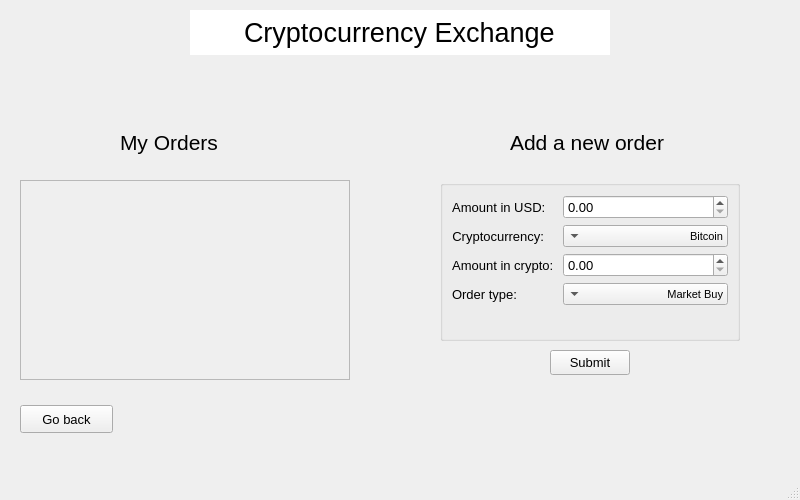
Qt form cryptocurrency-exchange/mainwindow.ui (Lyczeq/cryptocurrency-exchange) before a commit.
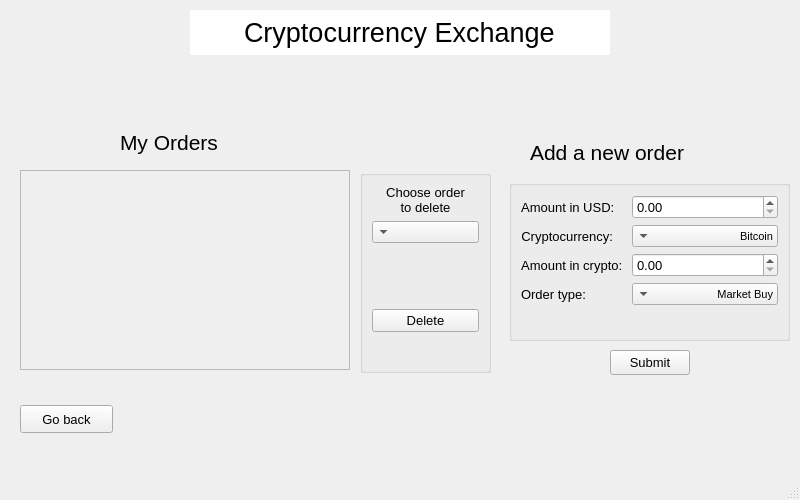
The same form after that commit. The open tabs and pages were chosen to show the change. Custom widgets are drawn as their Qt base class.

Commit message: Saving and loading historical/current orders from files

Diff of the .ui file:
```diff
--- a/cryptocurrency-exchange/mainwindow.ui
+++ b/cryptocurrency-exchange/mainwindow.ui
@@ -1550,35 +1550,11 @@
        <string>Go back</string>
       </property>
      </widget>
-     <widget class="QScrollArea" name="myOrdersArea">
-      <property name="geometry">
-       <rect>
-        <x>20</x>
-        <y>100</y>
-        <width>330</width>
-        <height>200</height>
-       </rect>
-      </property>
-      <property name="widgetResizable">
-       <bool>true</bool>
-      </property>
-      <widget class="QWidget" name="scrollAreaWidgetContents_3">
-       <property name="geometry">
-        <rect>
-         <x>0</x>
-         <y>0</y>
-         <width>328</width>
-         <height>198</height>
-        </rect>
-       </property>
-       <layout class="QGridLayout" name="gridLayout_7"/>
-      </widget>
-     </widget>
      <widget class="QLabel" name="myOrdersLabel_2">
       <property name="geometry">
        <rect>
-        <x>510</x>
-        <y>40</y>
+        <x>530</x>
+        <y>50</y>
         <width>210</width>
         <height>45</height>
        </rect>
@@ -1596,9 +1572,9 @@
      <widget class="QGroupBox" name="groupBox_5">
       <property name="geometry">
        <rect>
-        <x>440</x>
+        <x>509</x>
         <y>100</y>
-        <width>300</width>
+        <width>281</width>
         <height>161</height>
        </rect>
       </property>
@@ -1752,7 +1728,7 @@
      <widget class="QPushButton" name="submitOrderBtn">
       <property name="geometry">
        <rect>
-        <x>550</x>
+        <x>610</x>
         <y>270</y>
         <width>80</width>
         <height>25</height>
@@ -1762,6 +1738,105 @@
        <string>Submit</string>
       </property>
      </widget>
+     <widget class="QGroupBox" name="groupBox_9">
+      <property name="geometry">
+       <rect>
+        <x>360</x>
+        <y>90</y>
+        <width>131</width>
+        <height>203</height>
+       </rect>
+      </property>
+      <property name="title">
+       <string/>
+      </property>
+      <layout class="QGridLayout" name="gridLayout_12">
+       <item row="2" column="0">
+        <spacer name="verticalSpacer_3">
+         <property name="orientation">
+          <enum>Qt::Vertical</enum>
+         </property>
+         <property name="sizeHint" stdset="0">
+          <size>
+           <width>20</width>
+           <height>60</height>
+          </size>
+         </property>
+        </spacer>
+       </item>
+       <item row="1" column="0">
+        <widget class="QComboBox" name="chooseOrderToDelete">
+         <property name="font">
+          <font>
+           <family>Arial</family>
+           <pointsize>8</pointsize>
+          </font>
+         </property>
+         <property name="layoutDirection">
+          <enum>Qt::RightToLeft</enum>
+         </property>
+         <property name="modelColumn">
+          <number>0</number>
+         </property>
+        </widget>
+       </item>
+       <item row="3" column="0">
+        <widget class="QPushButton" name="deleteOrderBtn">
+         <property name="text">
+          <string>Delete</string>
+         </property>
+        </widget>
+       </item>
+       <item row="0" column="0">
+        <widget class="QLabel" name="chooseOrderToDeleteLabel">
+         <property name="text">
+          <string>Choose order
+to delete</string>
+         </property>
+         <property name="alignment">
+          <set>Qt::AlignCenter</set>
+         </property>
+        </widget>
+       </item>
+       <item row="4" column="0">
+        <spacer name="verticalSpacer_4">
+         <property name="orientation">
+          <enum>Qt::Vertical</enum>
+         </property>
+         <property name="sizeHint" stdset="0">
+          <size>
+           <width>20</width>
+           <height>28</height>
+          </size>
+         </property>
+        </spacer>
+       </item>
+      </layout>
+     </widget>
+     <widget class="QScrollArea" name="myOrdersScrollArea">
+      <property name="geometry">
+       <rect>
+        <x>20</x>
+        <y>90</y>
+        <width>330</width>
+        <height>200</height>
+       </rect>
+      </property>
+      <property name="widgetResizable">
+       <bool>true</bool>
+      </property>
+      <widget class="QWidget" name="scrollAreaWidgetContents_3">
+       <property name="geometry">
+        <rect>
+         <x>0</x>
+         <y>0</y>
+         <width>328</width>
+         <height>198</height>
+        </rect>
+       </property>
+       <layout class="QGridLayout" name="gridLayout_7"/>
+      </widget>
+     </widget>
     </widget>
     <widget class="QWidget" name="historicalOrdersPanel">
      <widget class="QPushButton" name="goBackBtnFromHistOrdersBtn">
```
Left out of the diff: 13 changed lines with no effect on the pictures. The commit also changes 34 other files.
